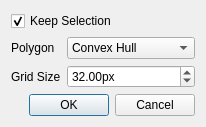
The window that data/plugins/fill_area/dialog.ui (mbasaglia/Knotter) describes before a commit, drawn with Qt 5.
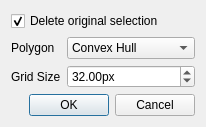
The same window after the commit.

```diff
--- a/data/plugins/fill_area/dialog.ui
+++ b/data/plugins/fill_area/dialog.ui
@@ -6,7 +6,7 @@
    <rect>
     <x>0</x>
     <y>0</y>
-    <width>191</width>
+    <width>193</width>
     <height>127</height>
    </rect>
   </property>
@@ -56,7 +56,7 @@
    <item row="0" column="0" colspan="2">
     <widget class="QCheckBox" name="checkBox">
      <property name="text">
-      <string>Keep Selection</string>
+      <string>Delete original selection</string>
      </property>
      <property name="checked">
       <bool>true</bool>
```
Left out of the diff: 2 changed lines with no effect on the pictures.
